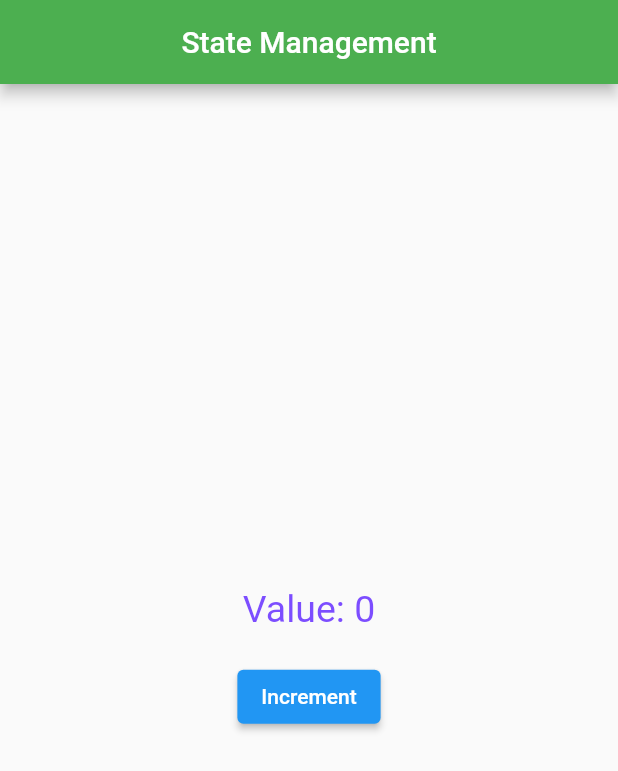
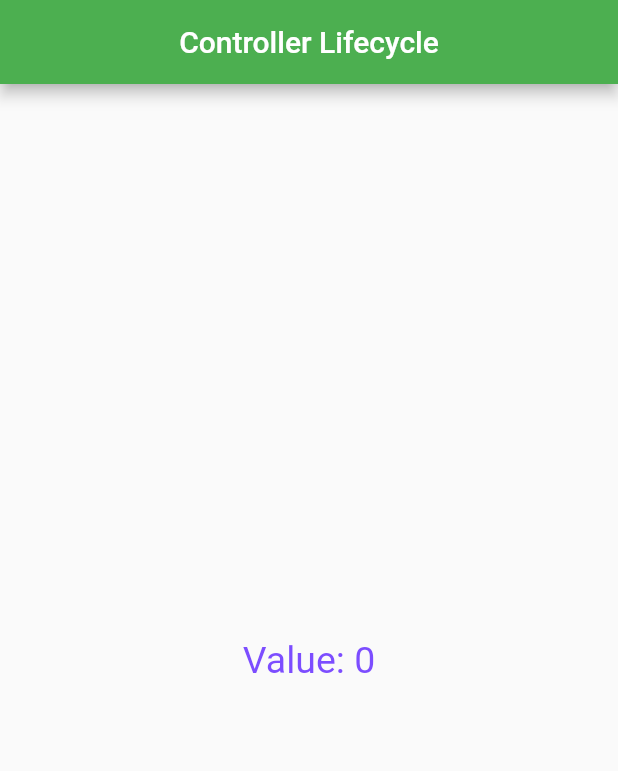
Before and after one commit to vigneshram2011/sheru, a Flutter app: the screen it shows after launch, on a phone screen of 412 x 824 dp. Shown: the top 771 px of the screen. Run offline on Flutter 3.47's test engine with Material 2 defaults, Android fonts, the phone set to English and light mode, and no system bars; our stand-ins replace get.

Commit message:
after twelth video - not working

```diff
--- a/lib/main.dart
+++ b/lib/main.dart
@@ -11,13 +11,14 @@ void main() => runApp(MyApp());
 
 // ignore: must_be_immutable
 class MyApp extends StatelessWidget {
+  MyController myController = Get.put(MyController());
   @override
   Widget build(BuildContext context) {
     return GetMaterialApp(
-      title: 'State Management',
+      title: 'Controller Lifecycle',
       home: Scaffold(
         appBar: AppBar(
-          title: Text('State Management'),
+          title: Text('Controller Lifecycle'),
           backgroundColor: Colors.green,
           centerTitle: true,
         ),
@@ -27,7 +28,6 @@ class MyApp extends StatelessWidget {
             crossAxisAlignment: CrossAxisAlignment.center,
             children: [
               GetBuilder<MyController>(
-                init: MyController(),
                 builder: (controller) {
                   return Text(
                     'Value: ${controller.count}',
@@ -38,15 +38,6 @@ class MyApp extends StatelessWidget {
                   );
                 },
               ),
-              SizedBox(
-                height: 20,
-              ),
-              ElevatedButton(
-                child: Text('Increment'),
-                onPressed: () {
-                  Get.find<MyController>().increment();
-                },
-              ),
             ],
           ),
         ),
```
Also changed, not shown: lib/my_controller.dart (+18 -1 lines).
